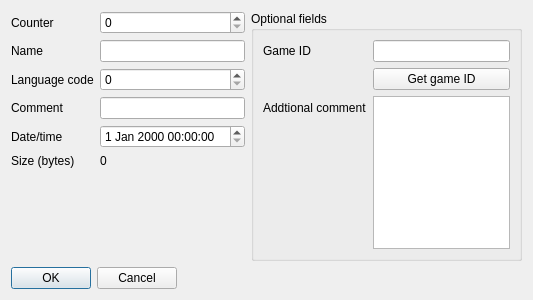
Qt form entersavedetailsdialog.ui (hitomi2500/ss-save-parser) before a commit.
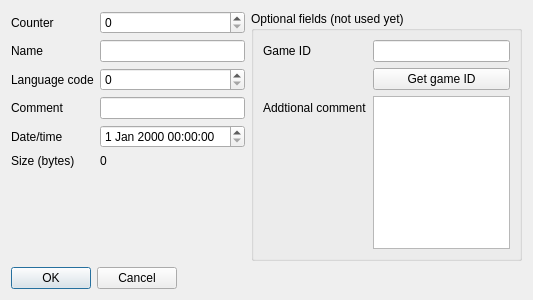
The same form after that commit.

The edit to the form file:
```diff
--- a/entersavedetailsdialog.ui
+++ b/entersavedetailsdialog.ui
@@ -106,7 +106,7 @@
    <item row="0" column="1">
     <widget class="QGroupBox" name="OptionalBox">
      <property name="title">
-      <string>Optional fields</string>
+      <string>Optional fields (not used yet)</string>
      </property>
      <layout class="QFormLayout" name="formLayout_4">
       <item row="1" column="0">
```
